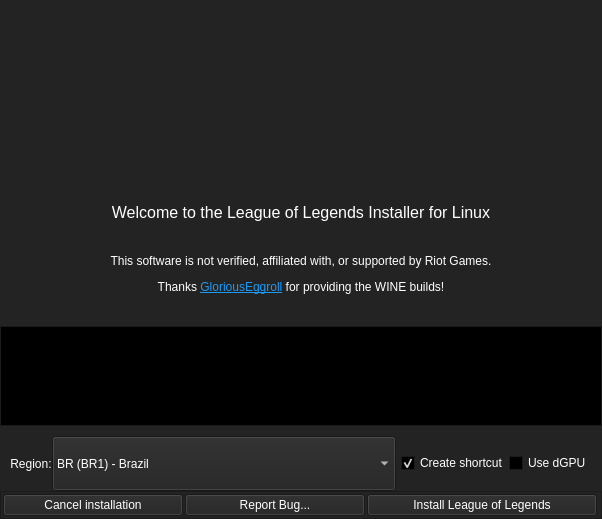
This is python_src/ui/installer.ui in polkaulfield/lol-for-linux-installer as Qt 5 draws it before an edit. The edited form follows.
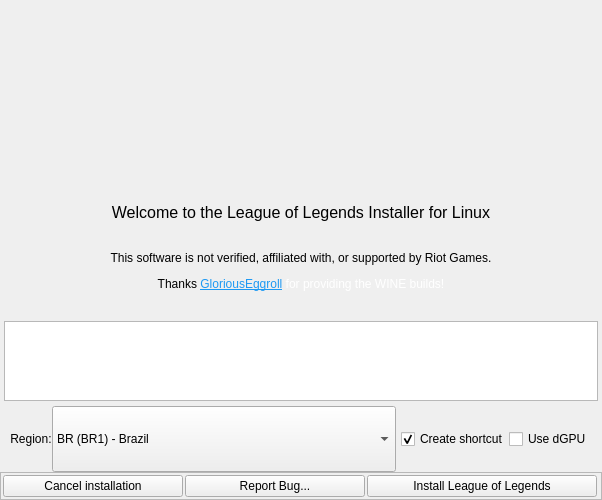
This is the edited form. Icons and pictures are not drawn.

Diff of the .ui file:
```diff
--- a/python_src/ui/installer.ui
+++ b/python_src/ui/installer.ui
@@ -10,7 +10,7 @@
     <x>0</x>
     <y>0</y>
     <width>602</width>
-    <height>519</height>
+    <height>500</height>
    </rect>
   </property>
   <property name="sizePolicy">
@@ -25,448 +25,6 @@
     <height>647</height>
    </size>
   </property>
-  <property name="palette">
-   <palette>
-    <active>
-     <colorrole role="WindowText">
-      <brush brushstyle="SolidPattern">
-       <color alpha="255">
-        <red>255</red>
-        <green>255</green>
-        <blue>255</blue>
-       </color>
-      </brush>
-     </colorrole>
-     <colorrole role="Button">
-      <brush brushstyle="SolidPattern">
-       <color alpha="255">
-        <red>35</red>
-        <green>35</green>
-        <blue>35</blue>
-       </color>
-      </brush>
-     </colorrole>
-     <colorrole role="Light">
-      <brush brushstyle="SolidPattern">
-       <color alpha="255">
-        <red>52</red>
-        <green>52</green>
-        <blue>52</blue>
-       </color>
-      </brush>
-     </colorrole>
-     <colorrole role="Midlight">
-      <brush brushstyle="SolidPattern">
-       <color alpha="255">
-        <red>43</red>
-        <green>43</green>
-        <blue>43</blue>
-       </color>
-      </brush>
-     </colorrole>
-     <colorrole role="Dark">
-      <brush brushstyle="SolidPattern">
-       <color alpha="255">
-        <red>17</red>
-        <green>17</green>
-        <blue>17</blue>
-       </color>
-      </brush>
-     </colorrole>
-     <colorrole role="Mid">
-      <brush brushstyle="SolidPattern">
-       <color alpha="255">
-        <red>23</red>
-        <green>23</green>
-        <blue>23</blue>
-       </color>
-      </brush>
-     </colorrole>
-     <colorrole role="Text">
-      <brush brushstyle="SolidPattern">
-       <color alpha="255">
-        <red>255</red>
-        <green>255</green>
-        <blue>255</blue>
-       </color>
-      </brush>
-     </colorrole>
-     <colorrole role="BrightText">
-      <brush brushstyle="SolidPattern">
-       <color alpha="255">
-        <red>255</red>
-        <green>255</green>
-        <blue>255</blue>
-       </color>
-      </brush>
-     </colorrole>
-     <colorrole role="ButtonText">
-      <brush brushstyle="SolidPattern">
-       <color alpha="255">
-        <red>255</red>
-        <green>255</green>
-        <blue>255</blue>
-       </color>
-      </brush>
-     </colorrole>
-     <colorrole role="Base">
-      <brush brushstyle="SolidPattern">
-       <color alpha="255">
-        <red>0</red>
-        <green>0</green>
-        <blue>0</blue>
-       </color>
-      </brush>
-     </colorrole>
-     <colorrole role="Window">
-      <brush brushstyle="SolidPattern">
-       <color alpha="255">
-        <red>35</red>
-        <green>35</green>
-        <blue>35</blue>
-       </color>
-      </brush>
-     </colorrole>
-     <colorrole role="Shadow">
-      <brush brushstyle="SolidPattern">
-       <color alpha="255">
-        <red>0</red>
-        <green>0</green>
-        <blue>0</blue>
-       </color>
-      </brush>
-     </colorrole>
-     <colorrole role="AlternateBase">
-      <brush brushstyle="SolidPattern">
-       <color alpha="255">
-        <red>17</red>
-        <green>17</green>
-        <blue>17</blue>
-       </color>
-      </brush>
-     </colorrole>
-     <colorrole role="ToolTipBase">
-      <brush brushstyle="SolidPattern">
-       <color alpha="255">
-        <red>255</red>
-        <green>255</green>
-        <blue>220</blue>
-       </color>
-      </brush>
-     </colorrole>
-     <colorrole role="ToolTipText">
-      <brush brushstyle="SolidPattern">
-       <color alpha="255">
-        <red>0</red>
-        <green>0</green>
-        <blue>0</blue>
-       </color>
-      </brush>
-     </colorrole>
-     <colorrole role="PlaceholderText">
-      <brush brushstyle="SolidPattern">
-       <color alpha="128">
-        <red>255</red>
-        <green>255</green>
-        <blue>255</blue>
-       </color>
-      </brush>
-     </colorrole>
-    </active>
-    <inactive>
-     <colorrole role="WindowText">
-      <brush brushstyle="SolidPattern">
-       <color alpha="255">
-        <red>255</red>
-        <green>255</green>
-        <blue>255</blue>
-       </color>
-      </brush>
-     </colorrole>
-     <colorrole role="Button">
-      <brush brushstyle="SolidPattern">
-       <color alpha="255">
-        <red>35</red>
-        <green>35</green>
-        <blue>35</blue>
-       </color>
-      </brush>
-     </colorrole>
-     <colorrole role="Light">
-      <brush brushstyle="SolidPattern">
-       <color alpha="255">
-        <red>52</red>
-        <green>52</green>
-        <blue>52</blue>
-       </color>
-      </brush>
-     </colorrole>
-     <colorrole role="Midlight">
-      <brush brushstyle="SolidPattern">
-       <color alpha="255">
-        <red>43</red>
-        <green>43</green>
-        <blue>43</blue>
-       </color>
-      </brush>
-     </colorrole>
-     <colorrole role="Dark">
-      <brush brushstyle="SolidPattern">
-       <color alpha="255">
-        <red>17</red>
-        <green>17</green>
-        <blue>17</blue>
-       </color>
-      </brush>
-     </colorrole>
-     <colorrole role="Mid">
-      <brush brushstyle="SolidPattern">
-       <color alpha="255">
-        <red>23</red>
-        <green>23</green>
-        <blue>23</blue>
-       </color>
-      </brush>
-     </colorrole>
-     <colorrole role="Text">
-      <brush brushstyle="SolidPattern">
-       <color alpha="255">
-        <red>255</red>
-        <green>255</green>
-        <blue>255</blue>
-       </color>
-      </brush>
-     </colorrole>
-     <colorrole role="BrightText">
-      <brush brushstyle="SolidPattern">
-       <color alpha="255">
-        <red>255</red>
-        <green>255</green>
-        <blue>255</blue>
-       </color>
-      </brush>
-     </colorrole>
-     <colorrole role="ButtonText">
-      <brush brushstyle="SolidPattern">
-       <color alpha="255">
-        <red>255</red>
-        <green>255</green>
-        <blue>255</blue>
-       </color>
-      </brush>
-     </colorrole>
-     <colorrole role="Base">
-      <brush brushstyle="SolidPattern">
-       <color alpha="255">
-        <red>0</red>
-        <green>0</green>
-        <blue>0</blue>
-       </color>
-      </brush>
-     </colorrole>
-     <colorrole role="Window">
-      <brush brushstyle="SolidPattern">
-       <color alpha="255">
-        <red>35</red>
-        <green>35</green>
-        <blue>35</blue>
-       </color>
-      </brush>
-     </colorrole>
-     <colorrole role="Shadow">
-      <brush brushstyle="SolidPattern">
-       <color alpha="255">
-        <red>0</red>
-        <green>0</green>
-        <blue>0</blue>
-       </color>
-      </brush>
-     </colorrole>
-     <colorrole role="AlternateBase">
-      <brush brushstyle="SolidPattern">
-       <color alpha="255">
-        <red>17</red>
-        <green>17</green>
-        <blue>17</blue>
-       </color>
-      </brush>
-     </colorrole>
-     <colorrole role="ToolTipBase">
-      <brush brushstyle="SolidPattern">
-       <color alpha="255">
-        <red>255</red>
-        <green>255</green>
-        <blue>220</blue>
-       </color>
-      </brush>
-     </colorrole>
-     <colorrole role="ToolTipText">
-      <brush brushstyle="SolidPattern">
-       <color alpha="255">
-        <red>0</red>
-        <green>0</green>
-        <blue>0</blue>
-       </color>
-      </brush>
-     </colorrole>
-     <colorrole role="PlaceholderText">
-      <brush brushstyle="SolidPattern">
-       <color alpha="128">
-        <red>255</red>
-        <green>255</green>
-        <blue>255</blue>
-       </color>
-      </brush>
-     </colorrole>
-    </inactive>
-    <disabled>
-     <colorrole role="WindowText">
-      <brush brushstyle="SolidPattern">
-       <color alpha="255">
-        <red>17</red>
-        <green>17</green>
-        <blue>17</blue>
-       </color>
-      </brush>
-     </colorrole>
-     <colorrole role="Button">
-      <brush brushstyle="SolidPattern">
-       <color alpha="255">
-        <red>35</red>
-        <green>35</green>
-        <blue>35</blue>
-       </color>
-      </brush>
-     </colorrole>
-     <colorrole role="Light">
-      <brush brushstyle="SolidPattern">
-       <color alpha="255">
-        <red>52</red>
-        <green>52</green>
-        <blue>52</blue>
-       </color>
-      </brush>
-     </colorrole>
-     <colorrole role="Midlight">
-      <brush brushstyle="SolidPattern">
-       <color alpha="255">
-        <red>43</red>
-        <green>43</green>
-        <blue>43</blue>
-       </color>
-      </brush>
-     </colorrole>
-     <colorrole role="Dark">
-      <brush brushstyle="SolidPattern">
-       <color alpha="255">
-        <red>17</red>
-        <green>17</green>
-        <blue>17</blue>
-       </color>
-      </brush>
-     </colorrole>
-     <colorrole role="Mid">
-      <brush brushstyle="SolidPattern">
-       <color alpha="255">
-        <red>23</red>
-        <green>23</green>
-        <blue>23</blue>
-       </color>
-      </brush>
-     </colorrole>
-     <colorrole role="Text">
-      <brush brushstyle="SolidPattern">
-       <color alpha="255">
-        <red>17</red>
-        <green>17</green>
-        <blue>17</blue>
-       </color>
-      </brush>
-     </colorrole>
-     <colorrole role="BrightText">
-      <brush brushstyle="SolidPattern">
-       <color alpha="255">
-        <red>255</red>
-        <green>255</green>
-        <blue>255</blue>
-       </color>
-      </brush>
-     </colorrole>
-     <colorrole role="ButtonText">
-      <brush brushstyle="SolidPattern">
-       <color alpha="255">
-        <red>17</red>
-        <green>17</green>
-        <blue>17</blue>
-       </color>
-      </brush>
-     </colorrole>
-     <colorrole role="Base">
-      <brush brushstyle="SolidPattern">
-       <color alpha="255">
-        <red>35</red>
-        <green>35</green>
-        <blue>35</blue>
-       </color>
-      </brush>
-     </colorrole>
-     <colorrole role="Window">
-      <brush brushstyle="SolidPattern">
-       <color alpha="255">
-        <red>35</red>
-        <green>35</green>
-        <blue>35</blue>
-       </color>
-      </brush>
-     </colorrole>
-     <colorrole role="Shadow">
-      <brush brushstyle="SolidPattern">
-       <color alpha="255">
-        <red>0</red>
-        <green>0</green>
-        <blue>0</blue>
-       </color>
-      </brush>
-     </colorrole>
-     <colorrole role="AlternateBase">
-      <brush brushstyle="SolidPattern">
-       <color alpha="255">
-        <red>35</red>
-        <green>35</green>
-        <blue>35</blue>
-       </color>
-      </brush>
-     </colorrole>
-     <colorrole role="ToolTipBase">
-      <brush brushstyle="SolidPattern">
-       <color alpha="255">
-        <red>255</red>
-        <green>255</green>
-        <blue>220</blue>
-       </color>
-      </brush>
-     </colorrole>
-     <colorrole role="ToolTipText">
-      <brush brushstyle="SolidPattern">
-       <color alpha="255">
-        <red>0</red>
-        <green>0</green>
-        <blue>0</blue>
-       </color>
-      </brush>
-     </colorrole>
-     <colorrole role="PlaceholderText">
-      <brush brushstyle="SolidPattern">
-       <color alpha="128">
-        <red>255</red>
-        <green>255</green>
-        <blue>255</blue>
-       </color>
-      </brush>
-     </colorrole>
-    </disabled>
-   </palette>
-  </property>
   <property name="windowTitle">
    <string>MainWindow</string>
   </property>
@@ -647,22 +205,6 @@
            </property>
           </widget>
          </item>
-         <item>
-          <spacer name="verticalSpacer">
-           <property name="orientation">
-            <enum>Qt::Vertical</enum>
-           </property>
-           <property name="sizeType">
-            <enum>QSizePolicy::Fixed</enum>
-           </property>
-           <property name="sizeHint" stdset="0">
-            <size>
-             <width>10</width>
-             <height>10</height>
-            </size>
-           </property>
-          </spacer>
-         </item>
          <item>
           <widget class="QLabel" name="adviselabel">
            <property name="sizePolicy">
@@ -698,55 +240,70 @@
           </widget>
          </item>
          <item>
-          <spacer name="verticalSpacer_2">
-           <property name="orientation">
-            <enum>Qt::Vertical</enum>
-           </property>
-           <property name="sizeType">
-            <enum>QSizePolicy::Fixed</enum>
-           </property>
-           <property name="sizeHint" stdset="0">
-            <size>
-             <width>10</width>
-             <height>10</height>
-            </size>
-           </property>
-          </spacer>
-         </item>
-         <item>
-          <widget class="QTextEdit" name="textOutput">
-           <property name="maximumSize">
-            <size>
-             <width>16777215</width>
-             <height>100</height>
-            </size>
-           </property>
-           <property name="readOnly">
-            <bool>true</bool>
-           </property>
-          </widget>
-         </item>
-         <item>
-          <spacer name="verticalSpacer_4">
-           <property name="orientation">
-            <enum>Qt::Vertical</enum>
-           </property>
-           <property name="sizeType">
-            <enum>QSizePolicy::Fixed</enum>
-           </property>
-           <property name="sizeHint" stdset="0">
-            <size>
-             <width>10</width>
-             <height>10</height>
-            </size>
-           </property>
-          </spacer>
+          <layout class="QHBoxLayout" name="horizontalLayout_5"/>
          </item>
          <item>
           <layout class="QHBoxLayout" name="horizontalLayout_3">
            <property name="leftMargin">
-            <number>50</number>
+            <number>0</number>
            </property>
+           <item>
+            <spacer name="horizontalSpacer_5">
+             <property name="orientation">
+              <enum>Qt::Horizontal</enum>
+             </property>
+             <property name="sizeType">
+              <enum>QSizePolicy::Fixed</enum>
+             </property>
+             <property name="sizeHint" stdset="0">
+              <size>
+               <width>4</width>
+               <height>10</height>
+              </size>
+             </property>
+            </spacer>
+           </item>
+           <item>
+            <widget class="QTextEdit" name="textOutput">
+             <property name="sizePolicy">
+              <sizepolicy hsizetype="Expanding" vsizetype="Expanding">
+               <horstretch>0</horstretch>
+               <verstretch>0</verstretch>
+              </sizepolicy>
+             </property>
+             <property name="maximumSize">
+              <size>
+               <width>98798</width>
+               <height>80</height>
+              </size>
+             </property>
+             <property name="frameShape">
+              <enum>QFrame::StyledPanel</enum>
+             </property>
+             <property name="frameShadow">
+              <enum>QFrame::Sunken</enum>
+             </property>
+             <property name="readOnly">
+              <bool>true</bool>
+             </property>
+            </widget>
+           </item>
+           <item>
+            <spacer name="horizontalSpacer_3">
+             <property name="orientation">
+              <enum>Qt::Horizontal</enum>
+             </property>
+             <property name="sizeType">
+              <enum>QSizePolicy::Fixed</enum>
+             </property>
+             <property name="sizeHint" stdset="0">
+              <size>
+               <width>4</width>
+               <height>5</height>
+              </size>
+             </property>
+            </spacer>
+           </item>
           </layout>
          </item>
          <item>
@@ -760,6 +317,22 @@
            <property name="leftMargin">
             <number>0</number>
            </property>
+           <item>
+            <spacer name="verticalSpacer">
+             <property name="orientation">
+              <enum>Qt::Vertical</enum>
+             </property>
+             <property name="sizeType">
+              <enum>QSizePolicy::Fixed</enum>
+             </property>
+             <property name="sizeHint" stdset="0">
+              <size>
+               <width>10</width>
+               <height>5</height>
+              </size>
+             </property>
+            </spacer>
+           </item>
            <item>
             <layout class="QHBoxLayout" name="horizontalLayout_2">
              <item>
```
Left out of the diff: 3 changed lines with no effect on the pictures.
